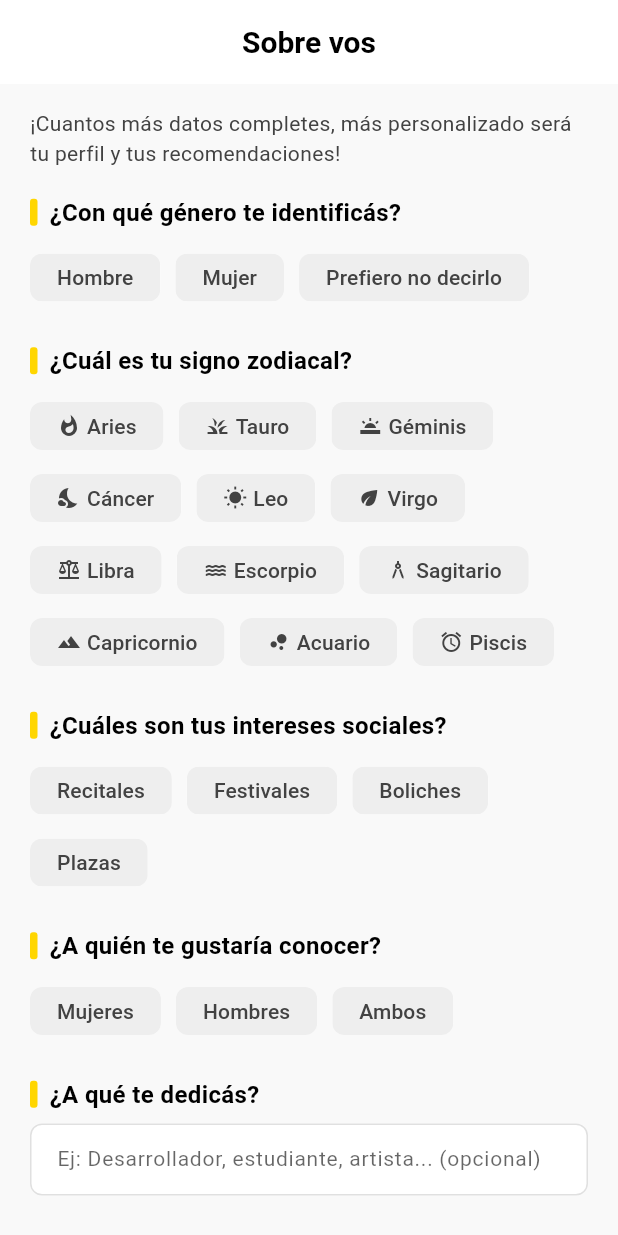
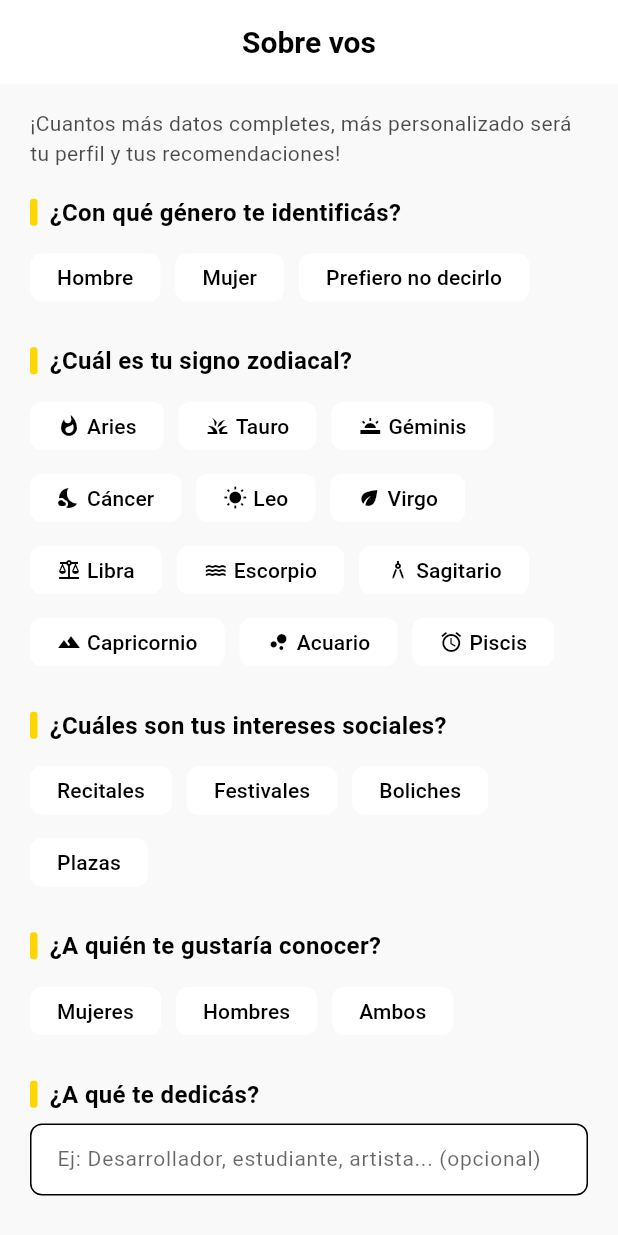
Before and after one commit to JuliLaterza/juvuit_flutter, a Flutter app: the PersonalityOnboardingScreen screen opened directly, on a phone screen of 412 x 824 dp. Run offline on Flutter 3.47's test engine with Material 3 defaults, Android fonts, the phone set to English and light mode, and no system bars; our stand-ins replace cached_network_image, card_swiper, carousel_slider, cloud_firestore, firebase_auth, firebase_core and 7 more; missing offline and left inert: apple_maps_flutter; accounts and stored records are empty.

Commit message:
implementación de darkmode

```diff
--- a/lib/features/matching/presentation/screens/matchingprofilescreen.dart
+++ b/lib/features/matching/presentation/screens/matchingprofilescreen.dart
@@ -114,6 +114,8 @@ class _MatchingProfilesScreenState extends State<MatchingProfilesScreen> {
       return const Scaffold(body: Center(child: CircularProgressIndicator()));
     }
 
+    final theme = Theme.of(context);
+
     return StreamBuilder<QuerySnapshot>(
       stream: _controller.matchesStream,
       builder: (context, snapshot) {
@@ -140,8 +142,8 @@ class _MatchingProfilesScreenState extends State<MatchingProfilesScreen> {
 
         return Scaffold(
           appBar: AppBar(
-            title: const Text('Wit Ü', style: TextStyle(color: AppColors.black)),
-            backgroundColor: Colors.white,
+            title: Text('Wit Ü', style: TextStyle(color: theme.colorScheme.onSurface)),
+            backgroundColor: theme.colorScheme.surface,
             centerTitle: true,
             elevation: 0,
           ),
--- a/lib/features/onboarding/presentation/screens/personality_onboarding_screen.dart
+++ b/lib/features/onboarding/presentation/screens/personality_onboarding_screen.dart
@@ -101,10 +101,14 @@ class _PersonalityOnboardingScreenState extends State<PersonalityOnboardingScree
 
   @override
   Widget build(BuildContext context) {
+    final theme = Theme.of(context);
+
     return Scaffold(
       appBar: AppBar(
         title: const Text('Sobre vos'),
         centerTitle: true,
+        backgroundColor: theme.colorScheme.surface,
+        foregroundColor: theme.colorScheme.onSurface,
       ),
       body: Padding(
         padding: const EdgeInsets.symmetric(horizontal: 20.0, vertical: 16.0),
@@ -116,26 +120,26 @@ class _PersonalityOnboardingScreenState extends State<PersonalityOnboardingScree
                 padding: const EdgeInsets.only(bottom: 18.0),
                 child: Text(
                   '¡Cuantos más datos completes, más personalizado será tu perfil y tus recomendaciones!',
-                  style: TextStyle(fontSize: 14, color: Colors.grey[800]),
+                  style: TextStyle(fontSize: 14, color: theme.colorScheme.onBackground.withOpacity(0.7)),
                 ),
               ),
-              _sectionTitle('¿Con qué género te identificás?'),
+              _sectionTitle('¿Con qué género te identificás?', theme),
               const SizedBox(height: 8),
               Wrap(
                 spacing: 10,
                 children: _genders.map((g) => ChoiceChip(
-                  label: Text(g, style: TextStyle(color: _gender == g ? AppColors.black : Colors.grey[800], fontSize: 14)),
+                  label: Text(g, style: TextStyle(color: _gender == g ? theme.colorScheme.onPrimary : theme.colorScheme.onSurface, fontSize: 14)),
                   selected: _gender == g,
                   onSelected: (_) => setState(() => _gender = g),
                   showCheckmark: false,
-                  selectedColor: AppColors.yellow,
-                  backgroundColor: Colors.grey[200],
+                  selectedColor: theme.colorScheme.primary,
+                  backgroundColor: theme.colorScheme.surface,
                   side: BorderSide.none,
                   padding: const EdgeInsets.symmetric(horizontal: 10, vertical: 2),
                 )).toList(),
               ),
               const SizedBox(height: 20),
-              _sectionTitle('¿Cuál es tu signo zodiacal?'),
+              _sectionTitle('¿Cuál es tu signo zodiacal?', theme),
               const SizedBox(height: 8),
               Wrap(
                 spacing: 10,
@@ -143,93 +147,96 @@ class _PersonalityOnboardingScreenState extends State<PersonalityOnboardingScree
                   label: Row(
                     mainAxisSize: MainAxisSize.min,
                     children: [
-                      Icon(signo['icono'], color: _selectedSign == signo['signo'] ? AppColors.black : Colors.grey[800], size: 16),
+                      Icon(signo['icono'], color: _selectedSign == signo['signo'] ? theme.colorScheme.onPrimary : theme.colorScheme.onSurface, size: 16),
                       const SizedBox(width: 4),
-                      Text(signo['signo'], style: TextStyle(color: _selectedSign == signo['signo'] ? AppColors.black : Colors.grey[800], fontSize: 14)),
+                      Text(signo['signo'], style: TextStyle(color: _selectedSign == signo['signo'] ? theme.colorScheme.onPrimary : theme.colorScheme.onSurface, fontSize: 14)),
                     ],
                   ),
                   selected: _selectedSign == signo['signo'],
                   onSelected: (_) => setState(() => _selectedSign = signo['signo']),
                   showCheckmark: false,
-                  selectedColor: AppColors.yellow,
-                  backgroundColor: Colors.grey[200],
+                  selectedColor: theme.colorScheme.primary,
+                  backgroundColor: theme.colorScheme.surface,
                   side: BorderSide.none,
                   padding: const EdgeInsets.symmetric(horizontal: 10, vertical: 2),
                 )).toList(),
               ),
               const SizedBox(height: 20),
-              _sectionTitle('¿Cuáles son tus intereses sociales?'),
+              _sectionTitle('¿Cuáles son tus intereses sociales?', theme),
               const SizedBox(height: 8),
               Wrap(
                 spacing: 10,
                 children: _interestOptions.map((interest) => FilterChip(
-                  label: Text(interest, style: TextStyle(color: _interests.contains(interest) ? AppColors.black : Colors.grey[800], fontSize: 14)),
+                  label: Text(interest, style: TextStyle(color: _interests.contains(interest) ? theme.colorScheme.onPrimary : theme.colorScheme.onSurface, fontSize: 14)),
                   selected: _interests.contains(interest),
                   onSelected: (_) => _toggleInterest(interest),
                   showCheckmark: false,
-                  selectedColor: AppColors.yellow,
-                  backgroundColor: Colors.grey[200],
+                  selectedColor: theme.colorScheme.primary,
+                  backgroundColor: theme.colorScheme.surface,
                   side: BorderSide.none,
                   padding: const EdgeInsets.symmetric(horizontal: 10, vertical: 2),
                 )).toList(),
               ),
               const SizedBox(height: 20),
-              _sectionTitle('¿A quién te gustaría conocer?'),
+              _sectionTitle('¿A quién te gustaría conocer?', theme),
               const SizedBox(height: 8),
               Wrap(
                 spacing: 10,
                 children: _lookingForOptions.map((opt) => ChoiceChip(
-                  label: Text(opt, style: TextStyle(color: _lookingFor == opt ? AppColors.black : Colors.grey[800], fontSize: 14)),
+                  label: Text(opt, style: TextStyle(color: _lookingFor == opt ? theme.colorScheme.onPrimary : theme.colorScheme.onSurface, fontSize: 14)),
                   selected: _lookingFor == opt,
                   onSelected: (_) => setState(() => _lookingFor = opt),
                   showCheckmark: false,
-                  selectedColor: AppColors.yellow,
-                  backgroundColor: Colors.grey[200],
+                  selectedColor: theme.colorScheme.primary,
+                  backgroundColor: theme.colorScheme.surface,
                   side: BorderSide.none,
                   padding: const EdgeInsets.symmetric(horizontal: 10, vertical: 2),
                 )).toList(),
               ),
               const SizedBox(height: 20),
-              _sectionTitle('¿A qué te dedicás?'),
+              _sectionTitle('¿A qué te dedicás?', theme),
               const SizedBox(height: 8),
               _minimalTextField(
                 hint: 'Ej: Desarrollador, estudiante, artista... (opcional)',
                 onChanged: (v) => setState(() => _job = v),
+                theme: theme,
               ),
               const SizedBox(height: 20),
-              _sectionTitle('¿Qué estudiaste o estudiás?'),
+              _sectionTitle('¿Qué estudiaste o estudiás?', theme),
               const SizedBox(height: 8),
               _minimalTextField(
                 hint: 'Ej: Ingeniería, Marketing, Derecho... (opcional)',
                 onChanged: (v) => setState(() => _studies = v),
+                theme: theme,
               ),
               const SizedBox(height: 20),
-              _sectionTitle('Universidad'),
+              _sectionTitle('Universidad', theme),
               const SizedBox(height: 8),
               _minimalTextField(
                 hint: 'Ej: UBA, UTN, UNSAM... (opcional)',
                 onChanged: (v) => setState(() => _university = v),
+                theme: theme,
               ),
               const SizedBox(height: 20),
-              _sectionTitle('¿Fumás?'),
+              _sectionTitle('¿Fumás?', theme),
               const SizedBox(height: 8),
               Wrap(
                 spacing: 10,
                 children: _smokeOptions.map((opt) => ChoiceChip(
-                  label: Text(opt, style: TextStyle(color: _smoke == opt ? AppColors.black : Colors.grey[800], fontSize: 14)),
+                  label: Text(opt, style: TextStyle(color: _smoke == opt ? theme.colorScheme.onPrimary : theme.colorScheme.onSurface, fontSize: 14)),
                   selected: _smoke == opt,
                   onSelected: (_) => setState(() => _smoke = opt),
                   showCheckmark: false,
-                  selectedColor: AppColors.yellow,
-                  backgroundColor: Colors.grey[200],
+                  selectedColor: theme.colorScheme.primary,
+                  backgroundColor: theme.colorScheme.surface,
                   side: BorderSide.none,
                   padding: const EdgeInsets.symmetric(horizontal: 10, vertical: 2),
                 )).toList(),
               ),
               const SizedBox(height: 24),
-              _sectionTitle('¿Qué te representa más?'),
+              _sectionTitle('¿Qué te representa más?', theme),
               const SizedBox(height: 8),
-              Text('Completá todas las que quieras!', style: TextStyle(fontSize: 14, color: Colors.grey[800])),
+              Text('Completá todas las que quieras!', style: TextStyle(fontSize: 14, color: theme.colorScheme.onBackground.withOpacity(0.7))),
               const SizedBox(height: 8),
               Wrap(
                 spacing: 8,
@@ -238,7 +245,7 @@ class _PersonalityOnboardingScreenState extends State<PersonalityOnboardingScree
                   label: Text(
                     trait,
                     style: TextStyle(
-                      color: _selectedTraits.contains(trait) ? AppColors.black : Colors.grey[800],
+                      color: _selectedTraits.contains(trait) ? theme.colorScheme.onPrimary : theme.colorScheme.onSurface,
                       fontSize: 13,
                       overflow: TextOverflow.ellipsis,
                     ),
@@ -254,8 +261,8 @@ class _PersonalityOnboardingScreenState extends State<PersonalityOnboardingScree
                     });
                   },
                   showCheckmark: false,
-                  selectedColor: AppColors.yellow,
-                  backgroundColor: Colors.grey[200],
+                  selectedColor: theme.colorScheme.primary,
+                  backgroundColor: theme.colorScheme.surface,
                   side: BorderSide.none,
                   padding: const EdgeInsets.symmetric(horizontal: 6, vertical: 2),
                   materialTapTargetSize: MaterialTapTargetSize.shrinkWrap,
@@ -266,8 +273,8 @@ class _PersonalityOnboardingScreenState extends State<PersonalityOnboardingScree
                 width: double.infinity,
                 child: ElevatedButton(
                   style: ElevatedButton.styleFrom(
-                    backgroundColor: AppColors.yellow,
-                    foregroundColor: AppColors.black,
+                    backgroundColor: theme.colorScheme.primary,
+                    foregroundColor: theme.colorScheme.onPrimary,
                     padding: const EdgeInsets.symmetric(vertical: 16),
                     shape: RoundedRectangleBorder(
                       borderRadius: BorderRadius.circular(10),
@@ -290,7 +297,7 @@ class _PersonalityOnboardingScreenState extends State<PersonalityOnboardingScree
     );
   }
 
-  Widget _sectionTitle(String text) {
+  Widget _sectionTitle(String text, ThemeData theme) {
     return Row(
       children: [
         Container(
@@ -298,36 +305,36 @@ class _PersonalityOnboardingScreenState extends State<PersonalityOnboardingScree
           height: 18,
           margin: const EdgeInsets.only(right: 8),
           decoration: BoxDecoration(
-            color: AppColors.yellow,
+            color: theme.colorScheme.primary,
             borderRadius: BorderRadius.circular(2),
           ),
         ),
         Text(
           text,
-          style: const TextStyle(fontWeight: FontWeight.bold, fontSize: 16, color: Colors.black),
+          style: TextStyle(fontWeight: FontWeight.bold, fontSize: 16, color: theme.colorScheme.onBackground),
         ),
       ],
     );
   }
 
-  Widget _minimalTextField({required String hint, required Function(String) onChanged}) {
+  Widget _minimalTextField({required String hint, required Function(String) onChanged, required ThemeData theme}) {
     return TextField(
       decoration: InputDecoration(
         hintText: hint,
         border: OutlineInputBorder(borderRadius: BorderRadius.circular(8)),
         filled: true,
-        fillColor: Colors.white,
+        fillColor: theme.colorScheme.surface,
         contentPadding: const EdgeInsets.symmetric(horizontal: 14, vertical: 12),
         enabledBorder: OutlineInputBorder(
           borderRadius: BorderRadius.circular(8),
-          borderSide: BorderSide(color: Colors.grey[300]!),
+          borderSide: BorderSide(color: theme.colorScheme.outline),
         ),
         focusedBorder: OutlineInputBorder(
           borderRadius: BorderRadius.circular(8),
-          borderSide: BorderSide(color: AppColors.gray),
+          borderSide: BorderSide(color: theme.colorScheme.primary),
         ),
       ),
-      style: const TextStyle(fontSize: 14),
+      style: TextStyle(fontSize: 14, color: theme.colorScheme.onSurface),
       onChanged: onChanged,
     );
   }
--- a/lib/features/profile/presentation/screens/edit_profile_screen.dart
+++ b/lib/features/profile/presentation/screens/edit_profile_screen.dart
@@ -178,6 +178,8 @@ class _EditProfileScreenState extends State<EditProfileScreen> {
 
   @override
   Widget build(BuildContext context) {
+    final theme = Theme.of(context);
+
     if (_isLoading) {
       return const Scaffold(
         body: Center(child: CircularProgressIndicator()),
@@ -188,8 +190,8 @@ class _EditProfileScreenState extends State<EditProfileScreen> {
       appBar: AppBar(
         title: const Text('Editar Perfil'),
         centerTitle: true,
-        backgroundColor: AppColors.white,
-        foregroundColor: AppColors.black,
+        backgroundColor: theme.colorScheme.surface,
+        foregroundColor: theme.colorScheme.onSurface,
       ),
       body: SafeArea(
         child: SingleChildScrollView(
```
Also changed, not shown: lib/features/chats/presentation/screens/chats_screen.dart (+10 -11 lines), lib/features/likes_received/presentation/screens/likes_received_screen.dart (+67 -23 lines), lib/features/matching/widgets/profile_card.dart (+7 -6 lines), lib/features/profile/presentation/screens/matching_preferences_screen.dart (+8 -6 lines), 1 other file.
